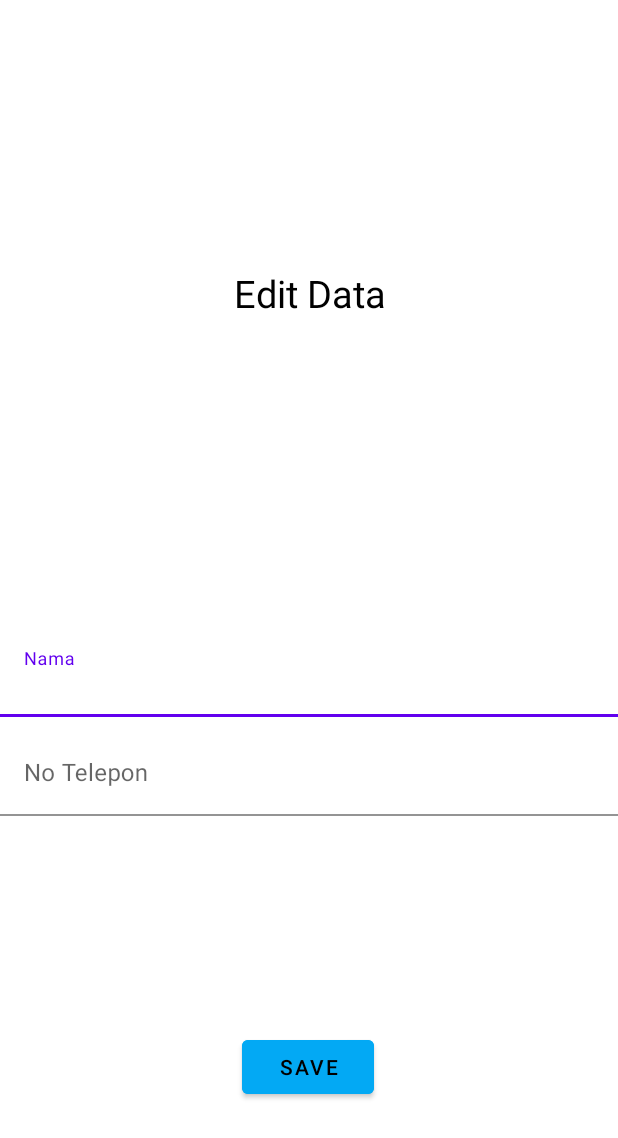
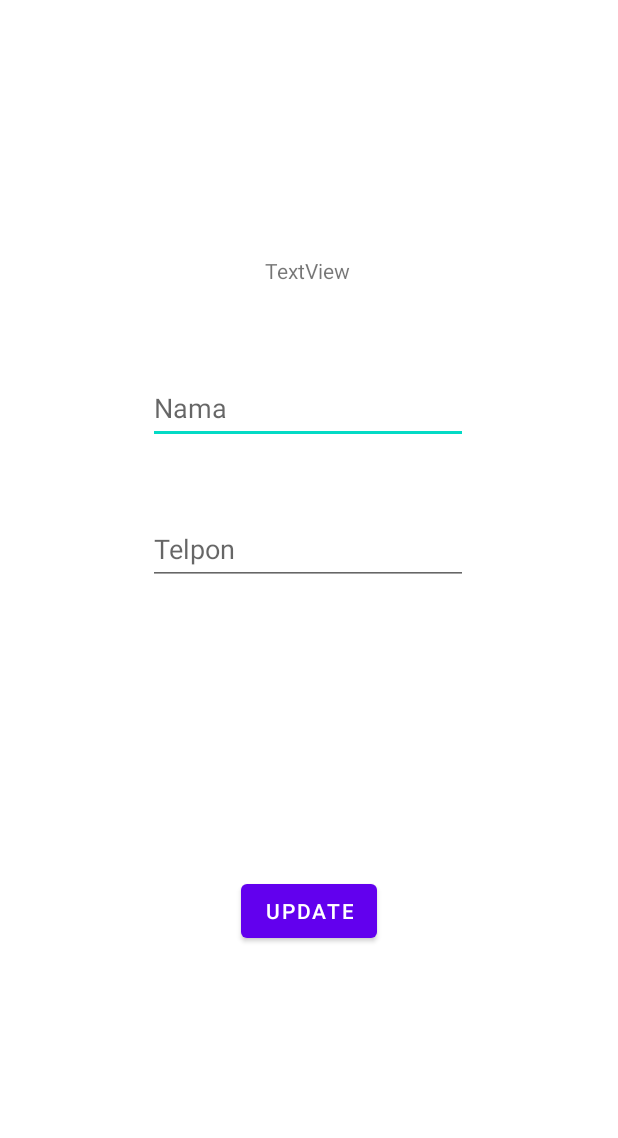
Before and after one commit to NaufalRozan/Activity10_PAM, an Android app: the layout activity_edit_teman.xml on its own in the app's theme, with its tools: preview values and no code run, on a phone screen of 412 x 824 dp. Shown: the top 1138 px of the screen. Run offline under Robolectric (Android 15) with nearby library versions, the phone set to English and light mode, and no system bars; network calls fail.

Commit message:
Tugas Activity 8 PAM

```diff
--- a/app/src/main/java/com/example/kelascsqlite/MainActivity.java
+++ b/app/src/main/java/com/example/kelascsqlite/MainActivity.java
@@ -59,7 +59,7 @@ public class MainActivity extends AppCompatActivity {
         fab.setOnClickListener(new View.OnClickListener() {
             @Override
             public void onClick(View view) {
-                Intent intent = new Intent(getApplicationContext(), TemanBaru.class);
+                Intent intent = new Intent(getApplicationContext(), TambahTeman.class);
                 startActivity(intent);
             }
         });
@@ -72,7 +72,7 @@ public class MainActivity extends AppCompatActivity {
             public void onResponse(JSONArray response){
                 Log.d(TAG, response.toString());
                 //Parsing json
-                for (int i=0; i<response.length();i++){
+                for (int i = 0; i < response.length();i++){
                     try {
                         JSONObject obj = response.getJSONObject(i);
                         Teman item = new Teman();
--- a/app/src/main/java/com/example/kelascsqlite/TambahTeman.java
+++ b/app/src/main/java/com/example/kelascsqlite/TambahTeman.java
@@ -28,7 +28,7 @@ public class TambahTeman extends AppCompatActivity {
     String nm, tlp;
     int success;
 
-    private static String url_insert = "http://127.0.0.1/umyTI/bacateman.php";
+    private static String url_insert = "http://127.0.0.1/umyTI/tambahtm.php";
     private static final String TAG = TambahTeman.class.getSimpleName();
     private static final String TAG_SUCCES = "success";
 
--- a/app/src/main/res/layout/activity_edit_teman.xml
+++ b/app/src/main/res/layout/activity_edit_teman.xml
@@ -4,71 +4,58 @@
     xmlns:tools="http://schemas.android.com/tools"
     android:layout_width="match_parent"
     android:layout_height="match_parent"
-    tools:context=".edit_teman">
+    tools:context=".EditTeman">
 
-    <com.google.android.material.textfield.TextInputLayout
-        android:id="@+id/textInputLayout3"
-        android:layout_width="match_parent"
+    <TextView
+        android:id="@+id/textId"
+        android:layout_width="wrap_content"
         android:layout_height="wrap_content"
-        android:layout_marginTop="75dp"
+        android:text="TextView"
+        app:layout_constraintBottom_toBottomOf="parent"
+        app:layout_constraintEnd_toEndOf="parent"
+        app:layout_constraintHorizontal_bias="0.498"
+        app:layout_constraintStart_toStartOf="parent"
+        app:layout_constraintTop_toTopOf="parent"
+        app:layout_constraintVertical_bias="0.212" />
+
+    <EditText
+        android:id="@+id/editNm"
+        android:layout_width="wrap_content"
+        android:layout_height="wrap_content"
+        android:ems="10"
+        android:hint="Nama"
+        android:inputType="textPersonName"
+        android:minHeight="48dp"
+        app:layout_constraintBottom_toBottomOf="parent"
+        app:layout_constraintEnd_toEndOf="parent"
+        app:layout_constraintHorizontal_bias="0.497"
+        app:layout_constraintStart_toStartOf="parent"
+        app:layout_constraintTop_toBottomOf="@+id/textId"
+        app:layout_constraintVertical_bias="0.099"
+        tools:inputType="textPersonName" />
+
+    <EditText
+        android:id="@+id/editTlp"
+        android:layout_width="wrap_content"
+        android:layout_height="wrap_content"
+        android:ems="10"
+        android:hint="Telpon"
+        android:inputType="phone"
+        android:minHeight="48dp"
+        app:layout_constraintBottom_toBottomOf="parent"
+        app:layout_constraintEnd_toEndOf="parent"
+        app:layout_constraintHorizontal_bias="0.497"
+        app:layout_constraintStart_toStartOf="parent"
+        app:layout_constraintTop_toBottomOf="@+id/editNm"
+        app:layout_constraintVertical_bias="0.096" />
+
+    <Button
+        android:id="@+id/buttonEdit"
+        android:layout_width="wrap_content"
+        android:layout_height="wrap_content"
+        android:text="Update"
         app:layout_constraintBottom_toBottomOf="parent"
         app:layout_constraintEnd_toEndOf="parent"
         app:layout_constraintStart_toStartOf="parent"
-        app:layout_constraintTop_toTopOf="parent">
-
-        <com.google.android.material.textfield.TextInputEditText
-            android:id="@+id/edNama"
-            android:layout_width="match_parent"
-            android:layout_height="wrap_content"
-            android:hint="@string/tnama"
-            android:textColor="@color/black"
-            android:textColorHint="@color/black"
-            android:background="@color/white"/>
-    </com.google.android.material.textfield.TextInputLayout>
-
-    <com.google.android.material.textfield.TextInputLayout
-        android:id="@+id/textInputLayout4"
-        android:layout_width="match_parent"
-        android:layout_height="wrap_content"
-        android:layout_marginTop="10dp"
-        app:layout_constraintEnd_toEndOf="@id/textInputLayout3"
-        app:layout_constraintStart_toStartOf="@id/textInputLayout3"
-        app:layout_constraintTop_toBottomOf="@id/textInputLayout3">
-
-        <com.google.android.material.textfield.TextInputEditText
-            android:id="@+id/edTelp"
-            android:layout_width="match_parent"
-            android:layout_height="wrap_content"
-            android:background="@color/white"
-            android:hint="@string/tnotlp"
-            android:textColor="@color/black"
-            android:textColorHint="@color/black"/>
-    </com.google.android.material.textfield.TextInputLayout>
-
-    <Button
-        android:id="@+id/simpanBtn"
-        android:layout_width="wrap_content"
-        android:layout_height="wrap_content"
-        android:text="@string/tsimpan"
-        android:textColor="@color/black"
-        android:backgroundTint="@color/blue"
-        app:layout_constraintBottom_toBottomOf="parent"
-        app:layout_constraintEnd_toEndOf="@id/textInputLayout4"
-        app:layout_constraintHorizontal_bias="0.498"
-        app:layout_constraintStart_toStartOf="@id/textInputLayout4"
-        app:layout_constraintTop_toBottomOf="@id/textInputLayout4"
-        app:layout_constraintVertical_bias="0.618"/>
-
-    <TextView
-        android:id="@+id/textView"
-        android:layout_width="127dp"
-        android:layout_height="66dp"
-        android:text="@string/teditdata"
-        android:textAlignment="center"
-        android:textColor="@color/black"
-        android:textSize="25dp"
-        app:layout_constraintBottom_toTopOf="@id/textInputLayout3"
-        app:layout_constraintEnd_toEndOf="parent"
-        app:layout_constraintStart_toStartOf="parent"
-        app:layout_constraintTop_toTopOf="parent"/>
+        app:layout_constraintTop_toBottomOf="@+id/editTlp" />
 </androidx.constraintlayout.widget.ConstraintLayout>
```
Also changed, not shown: app/src/main/AndroidManifest.xml (+4 -11 lines), app/src/main/java/com/example/kelascsqlite/EditTeman.java (added, +113 -0 lines), app/src/main/java/com/example/kelascsqlite/TemanBaru.java (deleted, +0 -56 lines), app/src/main/java/com/example/kelascsqlite/adapter/TemanAdapter.java (+94 -28 lines), app/src/main/java/com/example/kelascsqlite/app/AppController.java (added, +52 -0 lines), app/src/main/java/com/example/kelascsqlite/database/DBController.java (+16 -0 lines), app/src/main/java/com/example/kelascsqlite/edit_teman.java (deleted, +0 -65 lines), app/src/main/res/layout/activity_main.xml (+11 -5 lines), app/src/main/res/layout/activity_teman_baru.xml (deleted, +0 -52 lines), app/src/main/res/menu/popup1.xml (added, +10 -0 lines).
